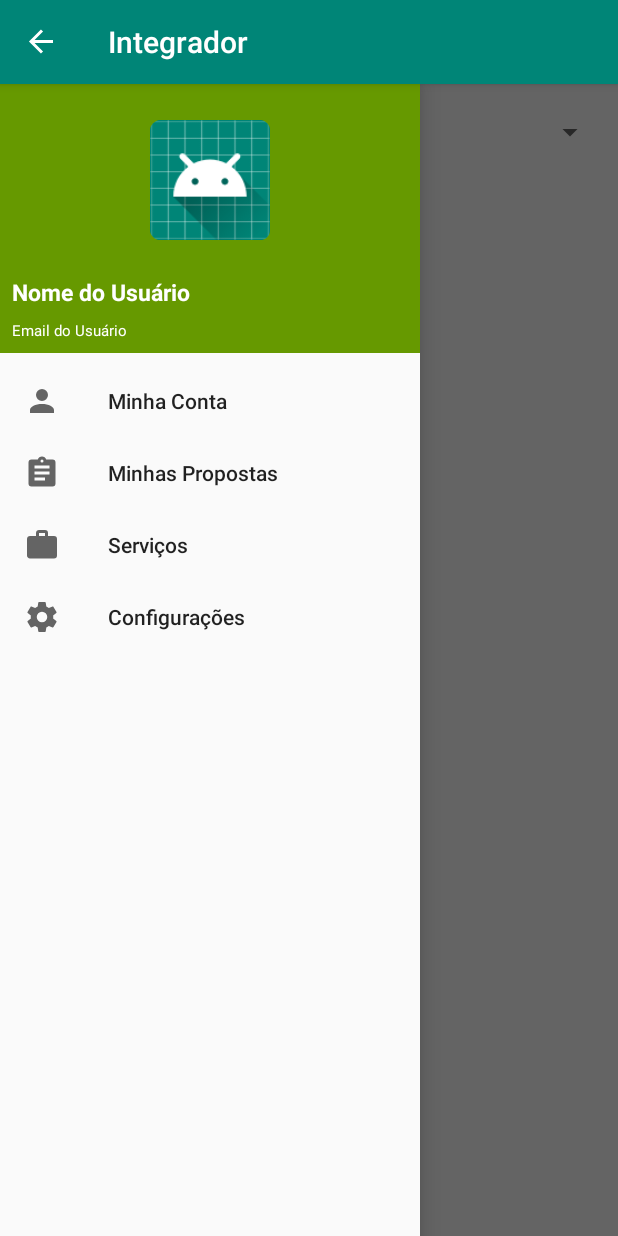
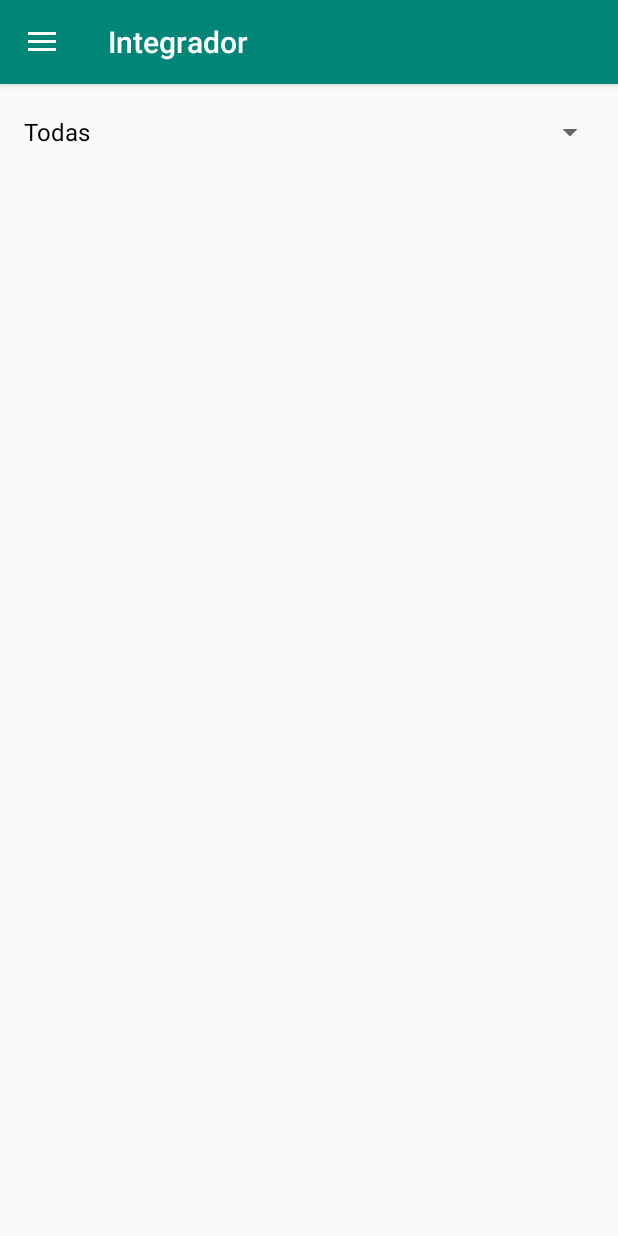
Before and after one commit to ProjetoAgroHelp/Repositorio_FrontEnd, an Android app: the PropostasActivity screen opened directly, with no data from a screen before it, after a tap on "Minhas Propostas", on a phone screen of 412 x 824 dp. Run offline under Robolectric (Android 15) with nearby library versions, the phone set to English and light mode, and no system bars; 3 other taps on this screen came first.

Commit message:
Implementação do menu Drawer

```diff
--- a/app/src/main/AndroidManifest.xml
+++ b/app/src/main/AndroidManifest.xml
@@ -20,6 +20,9 @@
         <activity android:name=".Anuncio" />
         <activity android:name=".LoginActivity" />
         <activity android:name=".PropostasActivity"></activity>
+        <activity android:name=".DrawerCreator">
+
+        </activity>
     </application>
 
 </manifest>
--- a/app/src/main/java/com/projeto/integrador/CadastroActivity.java
+++ b/app/src/main/java/com/projeto/integrador/CadastroActivity.java
@@ -3,11 +3,13 @@ package com.projeto.integrador;
 import android.support.v7.app.AppCompatActivity;
 import android.os.Bundle;
 
-public class CadastroActivity extends AppCompatActivity {
+public class CadastroActivity extends DrawerCreator {
 
     @Override
     protected void onCreate(Bundle savedInstanceState) {
+        if (savedInstanceState == null)
+            savedInstanceState = new Bundle();
+        savedInstanceState.putInt("layout", R.layout.activity_cadastro);
         super.onCreate(savedInstanceState);
-        setContentView(R.layout.activity_cadastro);
     }
 }
--- /dev/null
+++ b/app/src/main/java/com/projeto/integrador/DrawerCreator.java
@@ -0,0 +1,77 @@
+package com.projeto.integrador;
+
+import android.content.Intent;
+import android.os.Bundle;
+import android.support.annotation.NonNull;
+import android.support.design.widget.NavigationView;
+import android.support.v4.widget.DrawerLayout;
+import android.support.v7.app.ActionBarDrawerToggle;
+import android.support.v7.app.AppCompatActivity;
+import android.util.Log;
+import android.view.MenuItem;
+import android.view.View;
+import android.widget.LinearLayout;
+
+public class DrawerCreator extends AppCompatActivity implements NavigationView.OnNavigationItemSelectedListener {
+
+    private DrawerLayout drawerLayoutMain;
+    private ActionBarDrawerToggle actionBarDrawerToggleMain;
+    private NavigationView navigationViewMain;
+
+    @Override
+    protected void onCreate(Bundle savedInstanceState) {
+        super.onCreate(savedInstanceState);
+        setContentView(R.layout.activity_main);
+
+        LinearLayout layout = (LinearLayout) findViewById(R.id.inclusao);
+        int layoutid = savedInstanceState.getInt("layout");
+        View view = getLayoutInflater().inflate(layoutid, layout, false);
+        layout.addView(view);
+
+        /**Linha 27 à linha 37 -> Implementação de Drawer_menu**/
+        drawerLayoutMain = (DrawerLayout) findViewById(R.id.activity_main);
+
+        actionBarDrawerToggleMain = new ActionBarDrawerToggle(this, drawerLayoutMain, R.string.abrir, R.string.fechar);
+
+        drawerLayoutMain.addDrawerListener(actionBarDrawerToggleMain);
+        actionBarDrawerToggleMain.syncState();
+
+        getSupportActionBar().setDisplayHomeAsUpEnabled(true);
+
+        navigationViewMain = (NavigationView) findViewById(R.id.navigationMain);
+        navigationViewMain.setNavigationItemSelectedListener(this);
+
+    }
+
+    /**
+     * Este método controla o abrir e fechar do Drawer_menu
+     **/
+    @Override
+    public boolean onOptionsItemSelected(MenuItem item) {
+        if (actionBarDrawerToggleMain.onOptionsItemSelected(item))
+            return true;
+        return super.onOptionsItemSelected(item);
+    }
+
+    /**
+     * Este método controla o que cada item do Drawer_menu irá fazer
+     **/
+    @Override
+    public boolean onNavigationItemSelected(@NonNull MenuItem menuItem) {
+        int id = menuItem.getItemId();
+        Intent intent;
+        switch (id) {
+
+            case R.id.propostas:
+                intent = new Intent(this, PropostasActivity.class);
+                startActivity(intent);
+                break;
+            case R.id.user:
+                intent = new Intent(this, CadastroActivity.class);
+                startActivity(intent);
+                break;
+        }
+
+        return false;
+    }
+}
--- a/app/src/main/java/com/projeto/integrador/PropostasActivity.java
+++ b/app/src/main/java/com/projeto/integrador/PropostasActivity.java
@@ -12,30 +12,18 @@ import android.widget.AdapterView;
 import android.widget.ArrayAdapter;
 import android.widget.Spinner;
 
-public class PropostasActivity extends AppCompatActivity implements AdapterView.OnItemSelectedListener, NavigationView.OnNavigationItemSelectedListener {
+public class PropostasActivity extends DrawerCreator implements AdapterView.OnItemSelectedListener {
 
     private Spinner spinnerProp;
     private static final String[] listaDoSpinner = {"Todas", "Em andamento", "Finalizadas"};
 
-    private DrawerLayout drawerLayout;
-    private ActionBarDrawerToggle actionBarDrawerToggle;
-    private NavigationView navigationView;
 
     @Override
     protected void onCreate(Bundle savedInstanceState) {
+        if (savedInstanceState == null)
+            savedInstanceState = new Bundle();
+        savedInstanceState.putInt("layout", R.layout.activity_propostas);
         super.onCreate(savedInstanceState);
-        setContentView(R.layout.activity_propostas);
-
-        drawerLayout = (DrawerLayout) findViewById(R.id.activity_propostas);
-        actionBarDrawerToggle = new ActionBarDrawerToggle(this, drawerLayout, R.string.abrir, R.string.fechar);
-
-        drawerLayout.addDrawerListener(actionBarDrawerToggle);
-        actionBarDrawerToggle.syncState();
-
-        getSupportActionBar().setDisplayHomeAsUpEnabled(true);
-
-        navigationView = (NavigationView) findViewById(R.id.navigationPropostas);
-        navigationView.setNavigationItemSelectedListener(this);
 
         /**Linha 41 à linha 24 insere um menu drop-down (Spinner) na activity*/
         spinnerProp = (Spinner) findViewById(R.id.listaDropDown_StatusDaProposta);
@@ -46,6 +34,7 @@ public class PropostasActivity extends AppCompatActivity implements AdapterView.
         spinnerProp.setOnItemSelectedListener(this);
     }
 
+
     @Override
     public void onItemSelected(AdapterView<?> parent, View view, int position, long id) {
 
@@ -55,16 +44,4 @@ public class PropostasActivity extends AppCompatActivity implements AdapterView.
     public void onNothingSelected(AdapterView<?> parent) {
 
     }
-
-    @Override
-    public boolean onNavigationItemSelected(@NonNull MenuItem menuItem) {
-        return false;
-    }
-
-    @Override
-    public boolean onOptionsItemSelected(MenuItem item) {
-        if (actionBarDrawerToggle.onOptionsItemSelected(item))
-            return true;
-        return super.onOptionsItemSelected(item);
-    }
 }
--- a/app/src/main/res/layout/activity_main.xml
+++ b/app/src/main/res/layout/activity_main.xml
@@ -7,19 +7,16 @@
     android:layout_height="match_parent"
     tools:context=".MainActivity">
 
-    <TextView
+    <LinearLayout
+        android:id="@+id/inclusao"
         android:layout_width="wrap_content"
         android:layout_height="wrap_content"
-        android:text="Hello World!"
-        app:layout_constraintBottom_toBottomOf="parent"
-        app:layout_constraintLeft_toLeftOf="parent"
-        app:layout_constraintRight_toRightOf="parent"
-        app:layout_constraintTop_toTopOf="parent" />
+        android:orientation="vertical" />
 
     <android.support.design.widget.NavigationView
+        android:id="@+id/navigationMain"
         android:layout_width="wrap_content"
         android:layout_height="match_parent"
-        android:id="@+id/navigationMain"
         android:layout_gravity="start"
         app:headerLayout="@layout/cabecalho_gaveta"
         app:menu="@menu/menu_navegacao_gaveta">
--- a/app/src/main/res/menu/menu_navegacao_gaveta.xml
+++ b/app/src/main/res/menu/menu_navegacao_gaveta.xml
@@ -13,12 +13,7 @@
 
     <item
         android:id="@+id/servicos_em_andamento"
-        android:icon="@drawable/briefcase"
-        android:title="Serviços"/>
-
-    <item
-        android:id="@+id/config"
-        android:icon="@drawable/settings"
-        android:title="Configurações" />
+        android:icon="@drawable/icon_money"
+        android:title="Orçamentos"/>
 
 </menu>
```
Also changed, not shown: app/src/main/java/com/projeto/integrador/Layouts/DrawerCreator.java (deleted, +0 -24 lines), app/src/main/java/com/projeto/integrador/MainActivity.java (+4 -41 lines).
